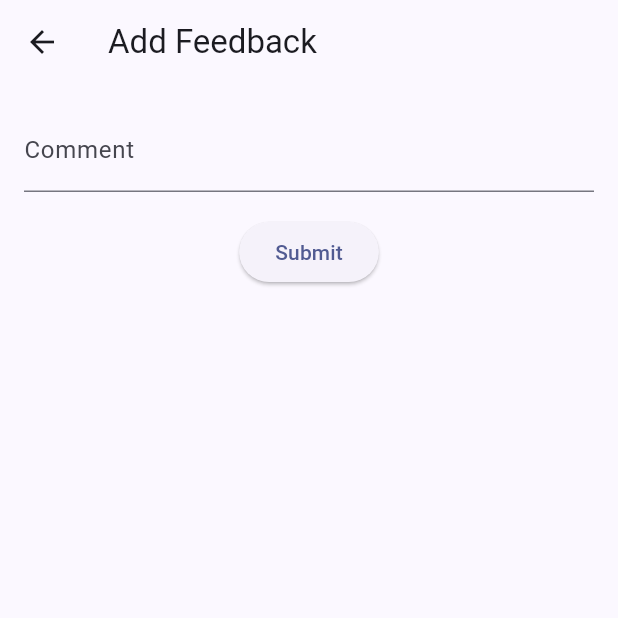
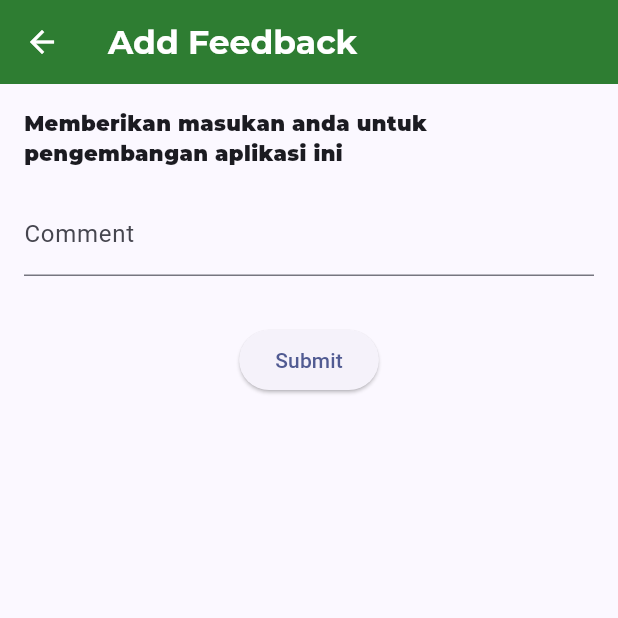
Before and after one commit to D12-PBP-23-24/Bookquet-mobile, a Flutter app: the FeedbackList screen opened directly, after a tap on the "add" icon, on a phone screen of 412 x 824 dp, the top half of it. Run offline on Flutter 3.47's test engine with Material 3 defaults, Android fonts, the phone set to English and light mode, and no system bars; our stand-ins replace shared_preferences; missing offline and left inert: pbp_django_auth; accounts and stored records are empty; network calls fail; project files that could hold a hidden picture were left out.

Commit message:
feat: add design for feedback

```diff
--- a/lib/main.dart
+++ b/lib/main.dart
@@ -1,11 +1,11 @@
 import 'package:bookquet_mobile/screens/login_regsiter/login.dart';
 import 'package:bookquet_mobile/screens/dashboard/profile.dart';
-import 'package:bookquet_mobile/screens/login_regsiter/register.dart';
 import 'package:flutter/material.dart';
 import 'package:provider/provider.dart';
 import 'screens/homepage/homepage.dart';
 import 'screens/read_later/read_later.dart';
 import 'pbp_django_auth.dart';
+import 'screens/homepage/feedback.dart';
 
 void main() {
   runApp(MyApp());
@@ -28,8 +28,6 @@
               useMaterial3: true,
           ),
           home: const LoginPage(),
-          // home: MyHomePage(),
-          // home: RegisterPage(),
           debugShowCheckedModeBanner: false,
         ),
       );
--- a/lib/screens/dashboard/edit_profile.dart
+++ b/lib/screens/dashboard/edit_profile.dart
@@ -1,6 +1,5 @@
 import 'package:flutter/material.dart';
 import '../../pbp_django_auth.dart';
-
 import 'package:provider/provider.dart';
 
 class EditProfileScreen extends StatefulWidget {
--- a/lib/screens/homepage/feedback.dart
+++ b/lib/screens/homepage/feedback.dart
@@ -2,7 +2,6 @@ import 'dart:convert';
 import 'package:bookquet_mobile/pbp_django_auth.dart';
 import 'package:flutter/material.dart';
 import 'package:http/http.dart' as http;
-import 'package:bookquet_mobile/pbp_django_auth.dart';
 import 'package:provider/provider.dart';
 
 void main() {
@@ -10,6 +9,8 @@ void main() {
 }
 
 class MyApp extends StatelessWidget {
+  const MyApp({super.key});
+
   @override
   Widget build(BuildContext context) {
     return MaterialApp(
@@ -23,6 +24,8 @@ class MyApp extends StatelessWidget {
 }
 
 class FeedbackList extends StatefulWidget {
+  const FeedbackList({super.key});
+
   @override
   _FeedbackListState createState() => _FeedbackListState();
 }
@@ -46,7 +49,6 @@ class _FeedbackListState extends State<FeedbackList> {
 
     if (response.statusCode == 200) {
       setState(() {
-        // print(response.body);
         feedbacks = List<Map<String, dynamic>>.from(json.decode(response.body)['feedbacks']);
       });
     } else {
@@ -58,19 +60,37 @@ class _FeedbackListState extends State<FeedbackList> {
   Widget build(BuildContext context) {
     return Scaffold(
       appBar: AppBar(
-        title: Text('Feedback List'),
+        title: const Text(
+          'Feedback List',
+          style: TextStyle(
+            fontWeight: FontWeight.bold,
+            fontFamily: 'Montserrat',
+          ),
+        ),
+        backgroundColor: Colors.green.shade800,
+        foregroundColor: Colors.white,
       ),
       body: ListView.builder(
+        padding: const EdgeInsets.all(16.0),
         itemCount: feedbacks.length,
         itemBuilder: (context, index) {
-          return ListTile(
-            title: Text('ID: ${feedbacks[index]['id']}'),
-            subtitle: Text('User: ${feedbacks[index]['user']} - Comment: ${feedbacks[index]['comment']}'),
-            trailing: IconButton(
-              icon: Icon(Icons.delete),
-              onPressed: () {
-                deleteFeedback(feedbacks[index]['id']);
-              },
+          bool isCurrentUser = feedbacks[index]['user'] == request.jsonData['username'];
+          return Container(
+            margin: const EdgeInsets.only(bottom: 8.0),
+            child: ListTile(
+              title: Text(feedbacks[index]['comment']),
+              subtitle: Text('${feedbacks[index]['user']}' ' - ' '${feedbacks[index]['timestamp']}'),
+              leading: const Icon(Icons.person),
+              trailing: isCurrentUser ? IconButton(
+                icon: const Icon(Icons.delete),
+                onPressed: () {
+                  deleteFeedback(feedbacks[index]['id']);
+                },
+              ) : null,
+              tileColor: isCurrentUser ? Colors.green.shade50 : null,
+              shape: RoundedRectangleBorder(
+                borderRadius: BorderRadius.circular(10),
+              ),
             ),
           );
         },
@@ -87,6 +107,8 @@ class _FeedbackListState extends State<FeedbackList> {
           });
         },
         child: Icon(Icons.add),
+        backgroundColor: Colors.green.shade800,
+        foregroundColor: Colors.white,
       ),
     );
   }
@@ -123,21 +145,39 @@ class _FeedbackListState extends State<FeedbackList> {
 class AddFeedback extends StatelessWidget {
   final TextEditingController commentController = TextEditingController();
 
+  AddFeedback({super.key});
+
   @override
   Widget build(BuildContext context) {
     return Scaffold(
       appBar: AppBar(
-        title: Text('Add Feedback'),
+        title: const Text(
+          'Add Feedback',
+          style: TextStyle(
+            fontWeight: FontWeight.bold,
+            fontFamily: 'Montserrat',
+          ),
+        ),
+        backgroundColor: Colors.green.shade800,
+        foregroundColor: Colors.white,
       ),
       body: Padding(
         padding: const EdgeInsets.all(16.0),
         child: Column(
           children: [
+            const Text(
+              'Memberikan masukan anda untuk pengembangan aplikasi ini',
+              style: TextStyle(
+                fontFamily: 'Montserrat',
+                fontWeight: FontWeight.w900,
+              ),
+            ),
+            const SizedBox(height: 16),
             TextField(
               controller: commentController,
-              decoration: InputDecoration(labelText: 'Comment'),
+              decoration: const InputDecoration(labelText: 'Comment'),
             ),
-            SizedBox(height: 16),
+            const SizedBox(height: 32),
             ElevatedButton(
               onPressed: () {
                 addFeedback(context.read<CookieRequest>(), context);
```
Also changed, not shown: 1 other file.
